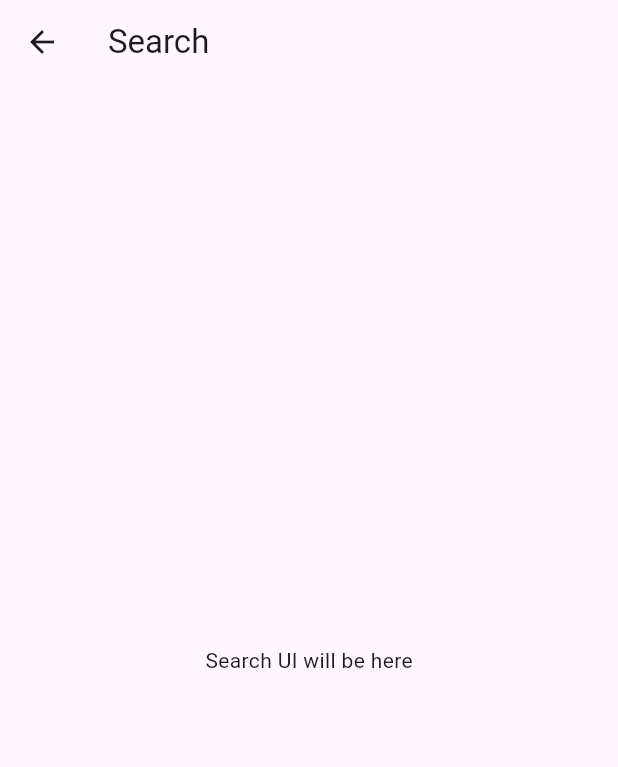
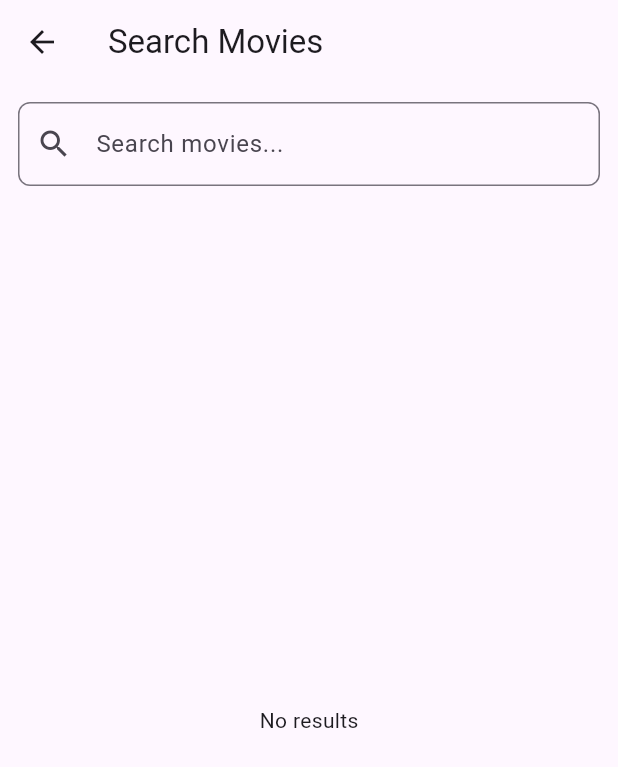
Before and after one commit to PrashantSaxena-dev/inshort-movies_application, a Flutter app: the SearchScreen screen opened by its route, on a phone screen of 412 x 824 dp. Shown: the top 767 px of the screen. Run offline on Flutter 3.47's test engine with Material 3 defaults, Android fonts, the phone set to English and light mode, and no system bars; our stand-ins replace cached_network_image, dio, hive, hive_flutter, retrofit, share_plus; accounts and stored records are empty; generated files the repository leaves out were written again; network calls fail.

Commit message:
feat(search): add debounced search model and UI

```diff
--- a/lib/providers/app_providers.dart
+++ b/lib/providers/app_providers.dart
@@ -1,8 +1,8 @@
 import 'package:flutter/widgets.dart';
+import '../viewmodels/search_model.dart';
 import 'package:provider/provider.dart';
 import 'package:provider/single_child_widget.dart';
 import 'package:dio/dio.dart';
-
 import '../core/network/dio_client.dart';
 import '../data/remote/tmdb_api.dart';
 import '../data/local/movie_local_data_source.dart';
@@ -23,6 +23,8 @@ class AppProviders {
       Provider<MovieLocalDataSource>.value(value: local),
       Provider<MovieRepository>.value(value: movieRepository),
       ChangeNotifierProvider<HomeModel>(create: (_) => HomeModel(movieRepository)),
+      ChangeNotifierProvider<SearchModel>(create: (_) => SearchModel(movieRepository)),
+
     ];
   }
 }
--- a/lib/ui/screens/search_screen.dart
+++ b/lib/ui/screens/search_screen.dart
@@ -1,13 +1,77 @@
 import 'package:flutter/material.dart';
+import 'package:provider/provider.dart';
+import '../../viewmodels/search_model.dart';
+import '../../data/models/movie_model.dart';
+import '../widgets/movie_card.dart';
+import 'movie_details_screen.dart';
 
 class SearchScreen extends StatelessWidget {
   const SearchScreen({super.key});
 
+  void _openDetails(BuildContext context, int movieId) {
+    Navigator.pushNamed(context, MovieDetailsScreen.routeName, arguments: movieId);
+  }
+
   @override
   Widget build(BuildContext context) {
+    final searchModel = Provider.of<SearchModel>(context);
+
     return Scaffold(
-      appBar: AppBar(title: const Text('Search')),
-      body: const Center(child: Text('Search UI will be here')),
+      appBar: AppBar(
+        title: const Text('Search Movies'),
+      ),
+      body: Column(
+        children: [
+          Padding(
+            padding: const EdgeInsets.all(12.0),
+            child: TextField(
+              controller: searchModel.controller,
+              onChanged: searchModel.onQueryChanged,
+              textInputAction: TextInputAction.search,
+              decoration: InputDecoration(
+                hintText: 'Search movies...',
+                prefixIcon: const Icon(Icons.search),
+                suffixIcon: searchModel.controller.text.isNotEmpty
+                    ? IconButton(
+                        icon: const Icon(Icons.clear),
+                        onPressed: () {
+                          searchModel.controller.clear();
+                          searchModel.onQueryChanged('');
+                        },
+                      )
+                    : null,
+                border: OutlineInputBorder(borderRadius: BorderRadius.circular(8)),
+              ),
+            ),
+          ),
+          Expanded(
+            child: Builder(builder: (context) {
+              if (searchModel.loading) {
+                return const Center(child: CircularProgressIndicator());
+              }
+              if (searchModel.error != null) {
+                return Center(child: Text('Error: ${searchModel.error}'));
+              }
+              if (searchModel.results.isEmpty) {
+                return const Center(child: Text('No results'));
+              }
+              return ListView.separated(
+                padding: const EdgeInsets.symmetric(horizontal: 12, vertical: 8),
+                itemBuilder: (context, index) {
+                  final MovieModel m = searchModel.results[index];
+                  return MovieCard(
+                    movie: m,
+                    onTap: () => _openDetails(context, m.id),
+                    onBookmarkTap: () {},
+                  );
+                },
+                separatorBuilder: (_, __) => const SizedBox(height: 8),
+                itemCount: searchModel.results.length,
+              );
+            }),
+          ),
+        ],
+      ),
     );
   }
 }
--- /dev/null
+++ b/lib/viewmodels/search_model.dart
@@ -0,0 +1,66 @@
+import 'dart:async';
+import 'package:flutter/material.dart';
+import '../data/models/movie_model.dart';
+import '../data/repository/movie_repository.dart';
+
+class SearchModel extends ChangeNotifier {
+  final MovieRepository repository;
+
+  SearchModel(this.repository);
+
+  final TextEditingController controller = TextEditingController();
+
+  List<MovieModel> results = [];
+  bool loading = false;
+  String? error;
+
+  Timer? _debounce;
+  int _requestCounter = 0;
+  int _lastHandledRequest = 0;
+
+  void onQueryChanged(String q) {
+    _debounce?.cancel();
+    _debounce = Timer(const Duration(milliseconds: 500), () {
+      _performSearch(q);
+    });
+  }
+
+  Future<void> _performSearch(String query) async {
+    final trimmed = query.trim();
+    if (trimmed.isEmpty) {
+      results = [];
+      loading = false;
+      error = null;
+      notifyListeners();
+      return;
+    }
+
+    loading = true;
+    error = null;
+    notifyListeners();
+
+    final int requestId = ++_requestCounter;
+    try {
+      final list = await repository.searchMovies(trimmed);
+      // ignore response if a newer request has been initiated
+      if (requestId < _requestCounter) return;
+      results = list;
+    } catch (e) {
+      if (requestId < _requestCounter) return;
+      error = e.toString();
+      results = [];
+    } finally {
+      if (requestId <= _requestCounter) {
+        loading = false;
+        notifyListeners();
+      }
+    }
+  }
+
+  @override
+  void dispose() {
+    _debounce?.cancel();
+    controller.dispose();
+    super.dispose();
+  }
+}
```
